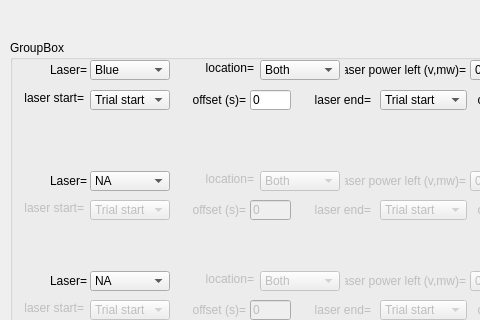
First picture: the form in src/foraging_gui/Optogenetics.ui, repository AllenNeuralDynamics/dynamic-foraging-task, before the edit; both pictures show x 0 to 480 and y 0 to 320 of the 1442 by 630 pixel window.
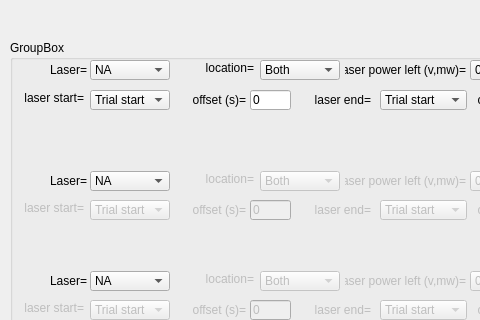
Second picture: the form after the edit.

Commit message: Set Laser_1 to NA by default

What changed in the file:
```diff
--- a/src/foraging_gui/Optogenetics.ui
+++ b/src/foraging_gui/Optogenetics.ui
@@ -28,6 +28,9 @@
      <verstretch>0</verstretch>
     </sizepolicy>
    </property>
+   <property name="currentIndex">
+    <number>4</number>
+   </property>
    <item>
     <property name="text">
      <string>Blue</string>
```
The commit also changes 1 other file.
